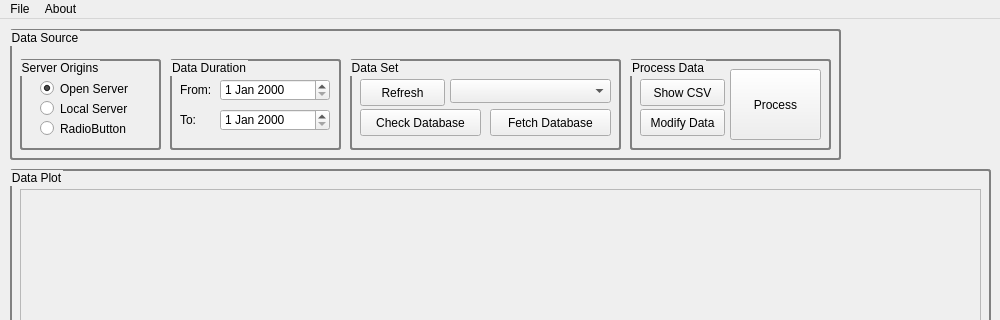
This is VALE_DataGUI/Desktop/DataGUI/ui/mainwindow.ui in VibrasticLab/General_Projects as Qt 5 draws it before an edit; both pictures show x 0 to 1000 and y 0 to 320 of the 1000 by 800 pixel window. The edited form follows.
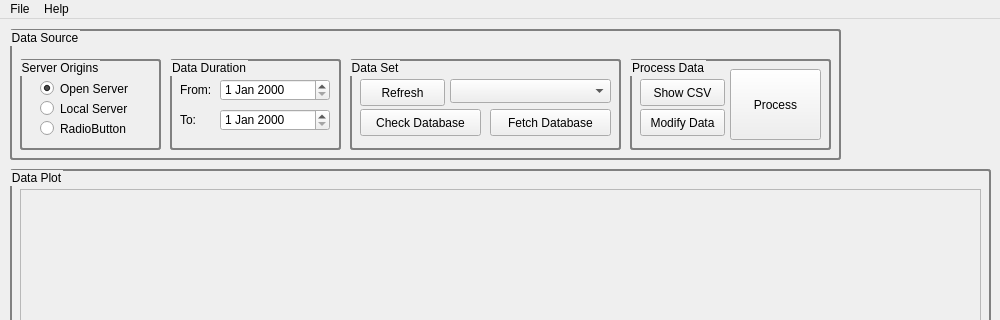
This is the edited form. Icons and pictures are not drawn.

Commit message: Data Gui About

The edit to the form file:
```diff
--- a/VALE_DataGUI/Desktop/DataGUI/ui/mainwindow.ui
+++ b/VALE_DataGUI/Desktop/DataGUI/ui/mainwindow.ui
@@ -448,16 +448,16 @@
     <addaction name="separator"/>
     <addaction name="actionExit"/>
    </widget>
-   <widget class="QMenu" name="menuAbout">
+   <widget class="QMenu" name="menuHelp">
     <property name="title">
-     <string>About</string>
+     <string>Help</string>
     </property>
     <addaction name="actionAbout"/>
     <addaction name="actionAboutQt"/>
     <addaction name="actionAboutPython"/>
    </widget>
    <addaction name="menuFile"/>
-   <addaction name="menuAbout"/>
+   <addaction name="menuHelp"/>
   </widget>
   <widget class="QStatusBar" name="statusBar"/>
   <action name="actionExit">
```
Left out of the diff: 9 changed lines with no effect on the pictures. The commit also changes 1 other file.
